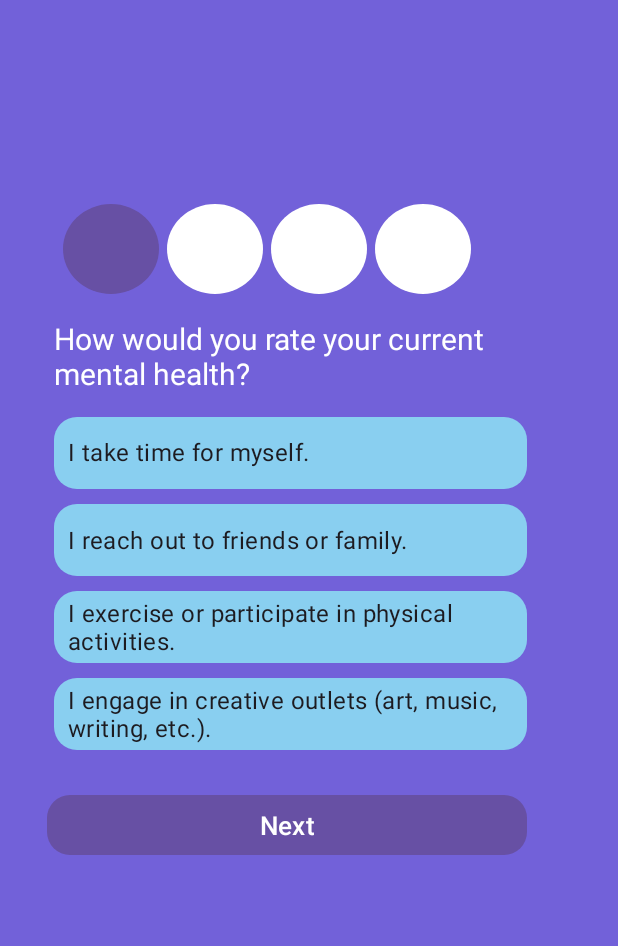
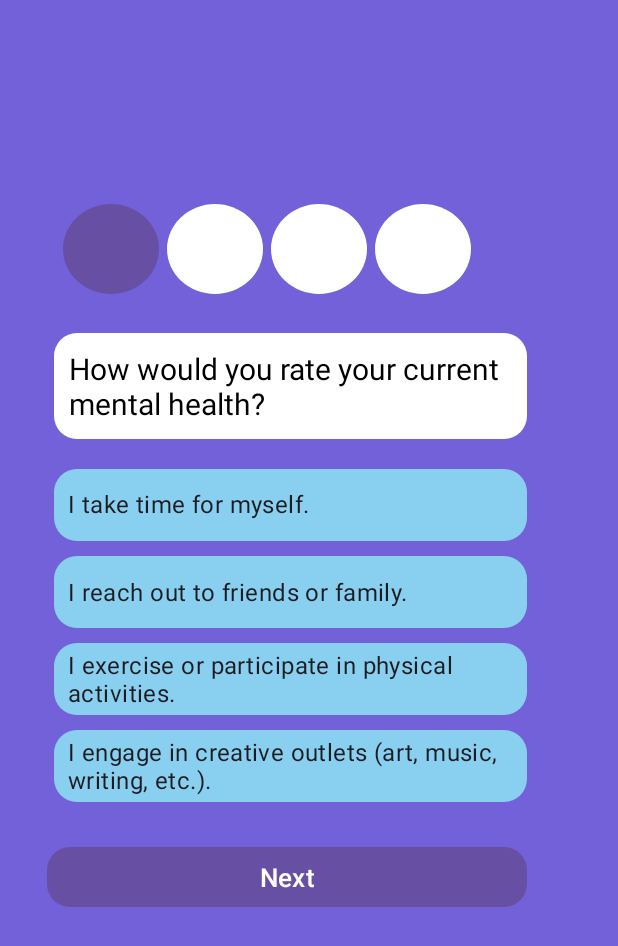
Before and after one commit to sh0utTMMM/MindfulU, an Android app: the FirstQuestion screen opened directly, with no data from a screen before it, on a phone screen of 412 x 824 dp. Shown: the top 946 px of the screen. Run offline under Robolectric (Android 15) with nearby library versions, the phone set to English and light mode, and no system bars.

Commit message:
Finalizing touches on the quiz pages

```diff
--- /dev/null
+++ b/app/src/main/res/drawable/background_white.xml
@@ -0,0 +1,6 @@
+<?xml version="1.0" encoding="utf-8"?>
+<!-- custom_radio_button_checked.xml -->
+<shape xmlns:android="http://schemas.android.com/apk/res/android">
+    <solid android:color="@color/white" /> <!-- Background color when checked -->
+    <corners android:radius="15dp" /> <!-- Corner radius -->
+</shape>
--- a/app/src/main/res/layout/first_question.xml
+++ b/app/src/main/res/layout/first_question.xml
@@ -23,6 +23,7 @@
             android:layout_marginLeft="10dp"
             android:orientation="horizontal"
             android:padding="16dp"
+            android:layout_marginBottom="10dp"
             app:layout_constraintTop_toTopOf="parent"
             tools:layout_editor_absoluteX="0dp">
 
@@ -94,11 +95,13 @@
         <!-- Submit button -->
 
         <TextView
-            android:layout_width="350dp"
+            android:layout_width="315dp"
             android:layout_height="wrap_content"
             android:layout_marginLeft="20dp"
+            android:padding="10dp"
             android:text="How would you rate your current mental health?"
-            android:textColor="@color/white"
+            android:textColor="@color/black"
+            android:background="@drawable/background_white"
             android:textSize="20dp" />
 
         <RadioGroup
@@ -106,7 +109,7 @@
             android:layout_width="match_parent"
             android:layout_height="wrap_content"
             android:layout_marginLeft="20dp"
-            android:layout_marginTop="15dp">
+            android:layout_marginTop="20dp">
 
             <RadioButton
                 android:id="@+id/rb_question1_answer1"
```
Also changed, not shown: app/src/main/res/layout/fourth_question.xml (+6 -3 lines), app/src/main/res/layout/second_question.xml (+6 -3 lines), app/src/main/res/layout/third_question.xml (+6 -3 lines).
